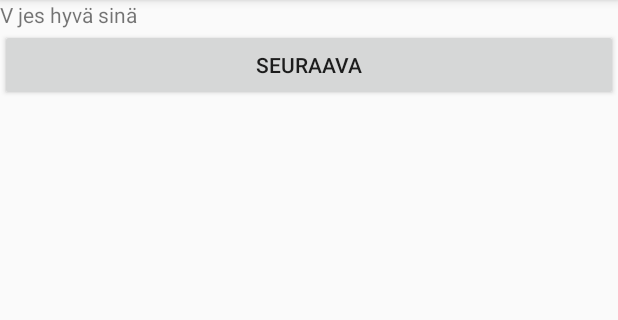
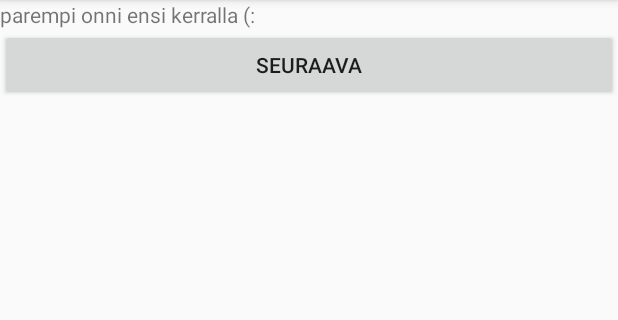
Before and after one commit to Malitsu/projectparsta, an Android app: the Game screen opened directly, with no data from a screen before it, after a tap on "HALVEKSUVA", on a phone screen of 412 x 824 dp, the part 84-404 px from its top. Run offline under Robolectric (Android 15) with nearby library versions, the phone set to English and light mode, and no system bars.

Commit message:
Update the click and win count to work with preferences.
Update the result activity to tell if it was right or wrong. Also update the game to keep track of clicks and right answers and save them to the preferences.

```diff
--- a/app/src/main/java/fi/tuni/parsta/AnswerResultActivity.java
+++ b/app/src/main/java/fi/tuni/parsta/AnswerResultActivity.java
@@ -5,14 +5,31 @@ import android.os.Bundle;
 import android.view.View;
 import android.widget.GridLayout;
 import android.widget.ImageView;
+import android.widget.TextView;
+
 
 import androidx.appcompat.app.AppCompatActivity;
 
 public class AnswerResultActivity extends AppCompatActivity {
+    TextView pepTalk;
     @Override
     protected void onCreate(Bundle savedInstanceState) {
         super.onCreate(savedInstanceState);
         setContentView(R.layout.activity_answer);
+        pepTalk = (TextView) findViewById(R.id.answerText);
+        Bundle extras = getIntent().getExtras();
+        boolean wasAnswerRight;
+        if (extras != null) {
+             wasAnswerRight = extras.getBoolean("wasAnswerRight");
+            if(wasAnswerRight) {
+                pepTalk.setText("v jes hyvä sinä");
+            } else {
+                pepTalk.setText("parempi onni ensi kerralla (:");
+            }
+        }
+
+
+
     }
 
     public void nextClick(View view) {
--- a/app/src/main/java/fi/tuni/parsta/Game.java
+++ b/app/src/main/java/fi/tuni/parsta/Game.java
@@ -2,6 +2,7 @@ package fi.tuni.parsta;
 
 import android.content.Context;
 import android.content.Intent;
+import android.content.SharedPreferences;
 import android.content.res.AssetManager;
 import android.content.res.Resources;
 import android.os.Bundle;
@@ -11,6 +12,7 @@ import android.view.View;
 import android.widget.Button;
 import android.widget.GridLayout;
 import android.widget.ImageView;
+import android.widget.TextView;
 
 import com.google.gson.Gson;
 import com.google.gson.GsonBuilder;
@@ -42,9 +44,14 @@ public class Game extends AppCompatActivity {
     int level = 1;
     ImageView questionImg;
     GridLayout gridLayout;
+    TextView currentWins;
     //Temporary
     Boolean firstRound = true;
     ArrayList<Button> buttonList = new ArrayList<>();
+    int rightAnswersInt = 0;
+    int clicks = 0;
+    String rightAnswerString;
+    SharedPreferences sharedPreferences;
 
     @Override
     protected void onCreate(Bundle savedInstanceState) {
@@ -56,7 +63,15 @@ public class Game extends AppCompatActivity {
         for(GameImage i : images) {
             Log.d("GAMEIMAGETAG",i.name);
         }
+
+        currentWins = (TextView) findViewById(R.id.currentWins);
+        sharedPreferences = getSharedPreferences("progress", MODE_PRIVATE);
+        clicks = sharedPreferences.getInt("clicks", 0);
+        rightAnswersInt = sharedPreferences.getInt("wins", 0);
+        currentWins.setText("Oikein: " + rightAnswersInt);
         gameLoop();
+
+
     }
 
     protected void gameLoop() {
@@ -66,7 +81,7 @@ public class Game extends AppCompatActivity {
         int rndImage = Util.random(0, (images.length - 1));
         GameImage newQuestion = images[rndImage];
         String questionImgName = newQuestion.getName();
-        String rightAnswerString = questionImgName.substring(4);
+        rightAnswerString = questionImgName.substring(4);
         Log.d("GAMEIMAGE", rightAnswerString);
 
         //Set image to image view
@@ -153,13 +168,30 @@ public class Game extends AppCompatActivity {
 
     public void createButtonGrid(ArrayList<String> answerOptions){
         for (int i = 0; i<answerOptions.size(); i++) {
-            Button myButton = new Button(this);
+            final Button myButton = new Button(this);
             myButton.setOnClickListener(new View.OnClickListener() {
                 @Override
                 public void onClick(View view) {
 //                    gameLoop();
-                    Intent gameIntent = new Intent(getApplication(), AnswerResultActivity.class);
-                    startActivity(gameIntent);
+                    SharedPreferences.Editor editor = sharedPreferences.edit();
+                    if(rightAnswerString.contains(myButton.getText().toString())) {
+                        rightAnswersInt++;
+                        clicks++;
+                        editor.putInt("clicks", clicks);
+                        editor.putInt("wins", rightAnswersInt);
+                        editor.apply();
+                        currentWins.setText("Oikein: " + rightAnswersInt);
+                        Intent gameIntent = new Intent(getApplication(), AnswerResultActivity.class);
+                        gameIntent.putExtra("wasAnswerRight",true);
+                        startActivity(gameIntent);
+                    } else {
+                        clicks++;
+                        editor.putInt("clicks", clicks);
+                        editor.apply();
+                        Intent gameIntent = new Intent(getApplication(), AnswerResultActivity.class);
+                        gameIntent.putExtra("wasAnswerRight",false);
+                        startActivity(gameIntent);
+                    }
                 }
             });
             myButton.setText(answerOptions.get(i));
--- a/app/src/main/java/fi/tuni/parsta/Util.java
+++ b/app/src/main/java/fi/tuni/parsta/Util.java
@@ -38,4 +38,5 @@ public class Util {
         }
         return false;
     }
+
 }
--- a/app/src/main/res/layout/activity_answer.xml
+++ b/app/src/main/res/layout/activity_answer.xml
@@ -6,7 +6,6 @@
     <TextView
         android:layout_width="match_parent"
         android:layout_height="wrap_content"
-        android:text="V jes hyvä sinä"
         android:id="@+id/answerText"/>
 
     <Button
--- a/app/src/main/res/layout/activity_game.xml
+++ b/app/src/main/res/layout/activity_game.xml
@@ -8,6 +8,10 @@
         android:layout_width="match_parent"
         android:layout_height="wrap_content"
         android:text="Mitä tunnetta ilme kuvastaa?"/>
+    <TextView
+        android:layout_width="match_parent"
+        android:layout_height="wrap_content"
+        android:id="@+id/currentWins"/>
 
     <ImageView
         android:id="@+id/questionImg"
```
